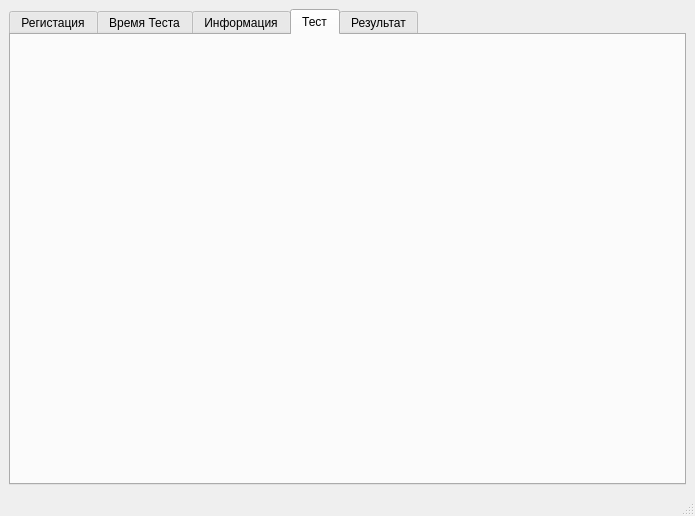
ifedyaev/ui_mindfulness_test, file ui_mindfulness.ui: the form before one commit.
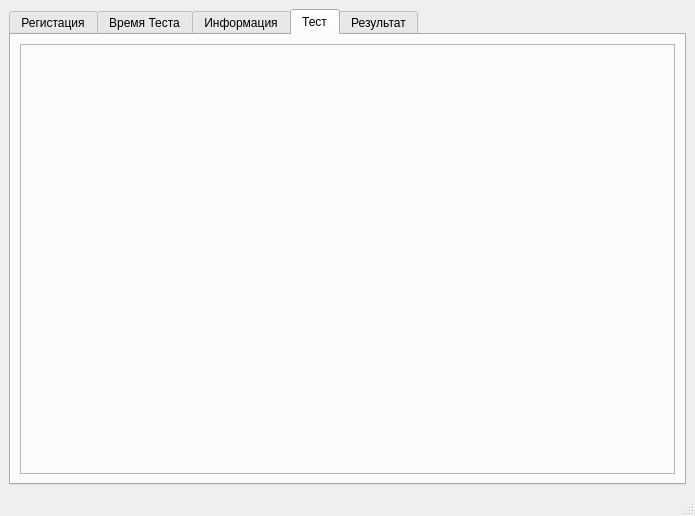
The form after the commit. The open tabs and pages were chosen to show the change.

```diff
--- a/ui_mindfulness.ui
+++ b/ui_mindfulness.ui
@@ -467,6 +467,18 @@
        <attribute name="title">
         <string>Тест</string>
        </attribute>
+       <layout class="QGridLayout" name="gridLayout_7">
+        <item row="0" column="0">
+         <widget class="QFrame" name="m_frame_test">
+          <property name="frameShape">
+           <enum>QFrame::StyledPanel</enum>
+          </property>
+          <property name="frameShadow">
+           <enum>QFrame::Raised</enum>
+          </property>
+         </widget>
+        </item>
+       </layout>
       </widget>
       <widget class="QWidget" name="tab_result">
        <attribute name="title">
```
Left out of the diff: 10 changed lines with no effect on the pictures.
